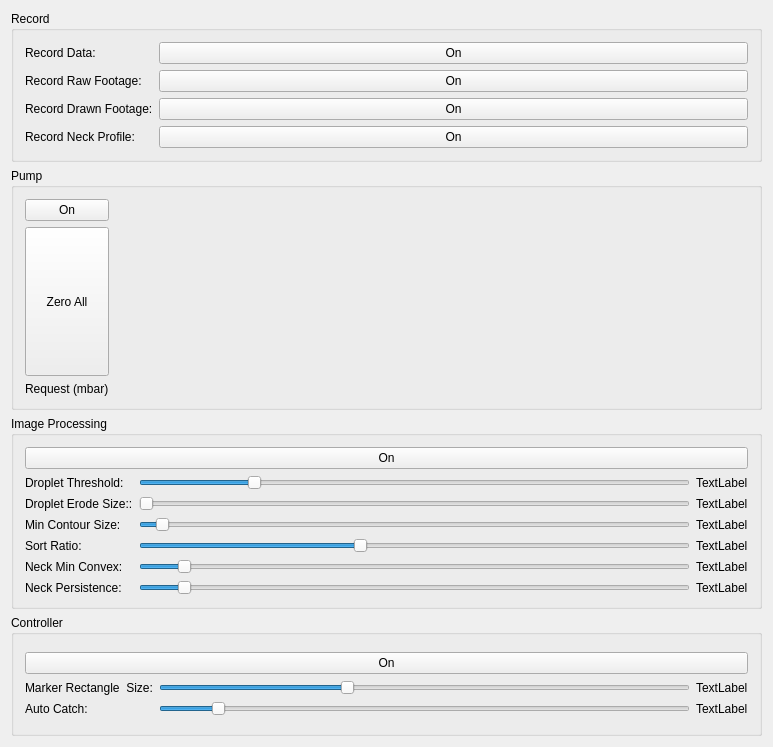
The window that EVA00/ueva/dashboard.ui (DaveSketchySpeedway/RoboDrop) describes before a commit, drawn with Qt 5.
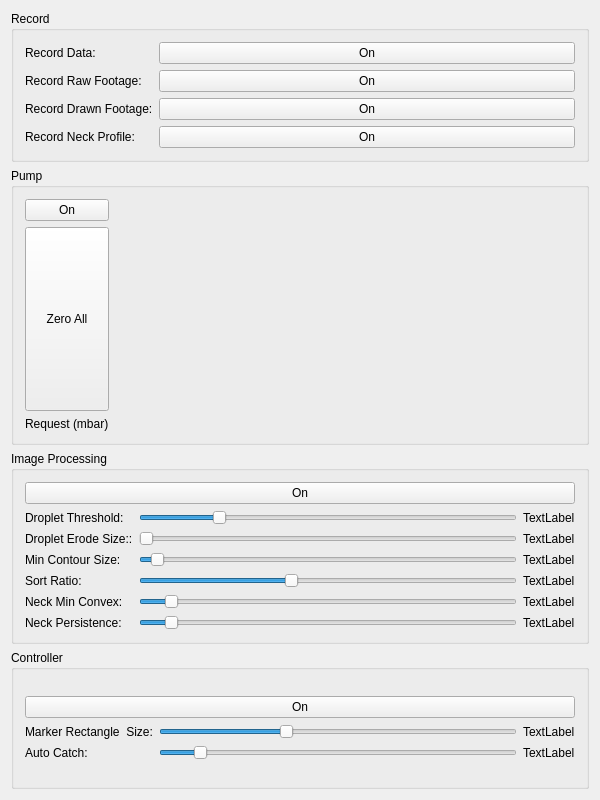
The same window after the commit.

Diff of the .ui file:
```diff
--- a/EVA00/ueva/dashboard.ui
+++ b/EVA00/ueva/dashboard.ui
@@ -6,8 +6,8 @@
    <rect>
     <x>0</x>
     <y>0</y>
-    <width>773</width>
-    <height>747</height>
+    <width>600</width>
+    <height>800</height>
    </rect>
   </property>
   <property name="sizePolicy">
```
